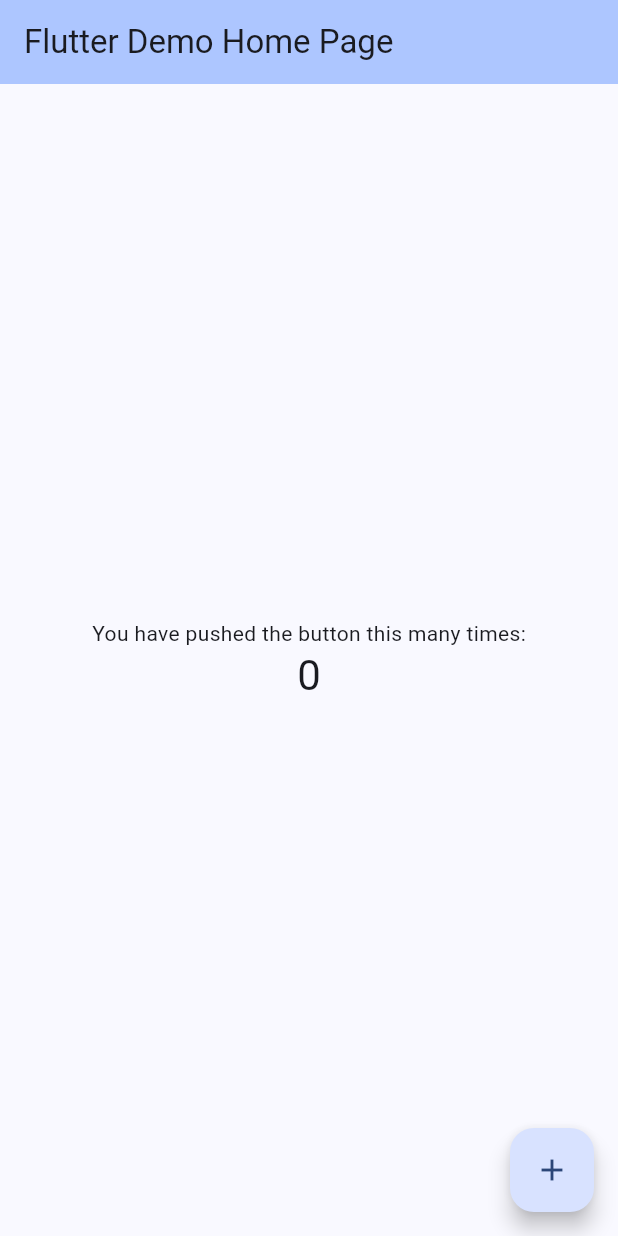
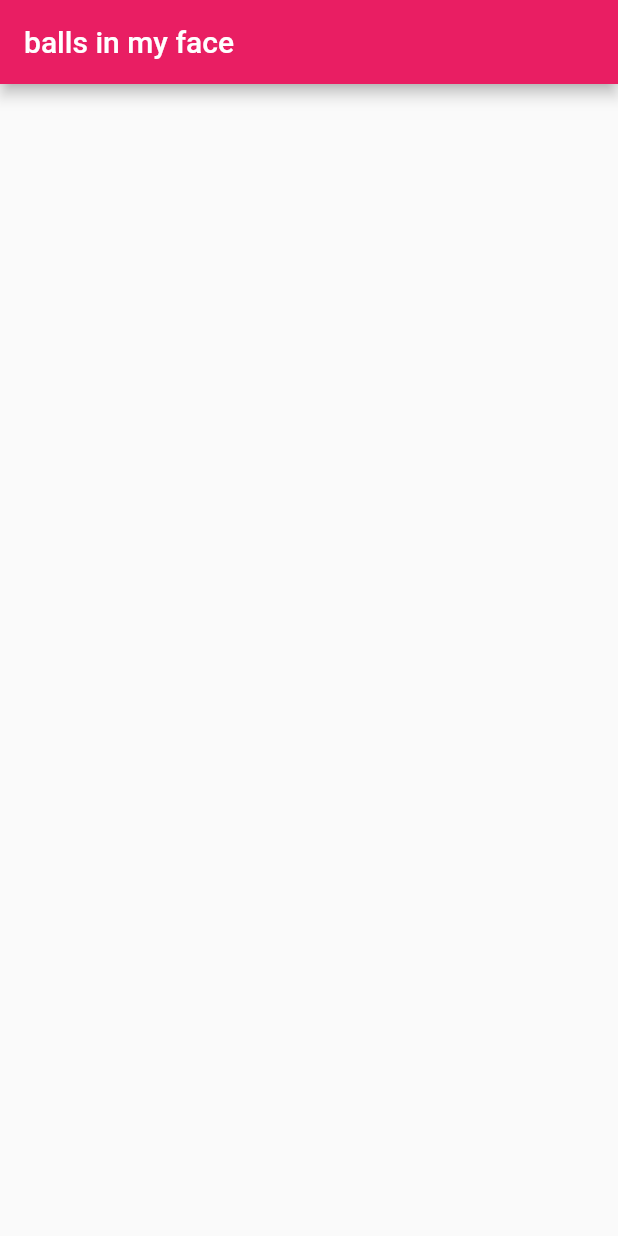
Before and after one commit to lukesorvik/Flutter-app-workinprogress, a Flutter app: the screen it shows after launch, on a phone screen of 412 x 824 dp. Run offline on Flutter 3.47's test engine with Material 2 defaults, Android fonts, the phone set to English and light mode, and no system bars.

Commit message:
desktop added

```diff
--- a/lib/main.dart
+++ b/lib/main.dart
@@ -1,125 +1,22 @@
-import 'package:flutter/material.dart';
+import 'package:flutter/material.dart'; //widgets that let you mess with app
+//prebuilt widgets
 
 void main() {
-  runApp(const MyApp());
+  runApp(myApp());
 }
 
-class MyApp extends StatelessWidget {
-  const MyApp({super.key});
+//stateless widget that doesnt do anything
+class myApp extends StatelessWidget {
+  const myApp({super.key});
 
-  // This widget is the root of your application.
   @override
   Widget build(BuildContext context) {
     return MaterialApp(
-      title: 'Flutter Demo',
-      theme: ThemeData(
-        // This is the theme of your application.
-        //
-        // TRY THIS: Try running your application with "flutter run". You'll see
-        // the application has a blue toolbar. Then, without quitting the app,
-        // try changing the seedColor in the colorScheme below to Colors.green
-        // and then invoke "hot reload" (save your changes or press the "hot
-        // reload" button in a Flutter-supported IDE, or press "r" if you used
-        // the command line to start the app).
-        //
-        // Notice that the counter didn't reset back to zero; the application
-        // state is not lost during the reload. To reset the state, use hot
-        // restart instead.
-        //
-        // This works for code too, not just values: Most code changes can be
-        // tested with just a hot reload.
-        colorScheme: ColorScheme.fromSeed(seedColor: Colors.blueAccent),
-        useMaterial3: true,
+        home: Scaffold(
+      appBar: AppBar(
+        backgroundColor: Colors.pink,
+        title: const Text("balls in my face"),
       ),
-      home: const MyHomePage(title: 'Flutter Demo Home Page'),
-    );
+    ));
   }
 }
-
-class MyHomePage extends StatefulWidget {
-  const MyHomePage({super.key, required this.title});
-
-  // This widget is the home page of your application. It is stateful, meaning
-  // that it has a State object (defined below) that contains fields that affect
-  // how it looks.
-
-  // This class is the configuration for the state. It holds the values (in this
-  // case the title) provided by the parent (in this case the App widget) and
-  // used by the build method of the State. Fields in a Widget subclass are
-  // always marked "final".
-
-  final String title;
-
-  @override
-  State<MyHomePage> createState() => _MyHomePageState();
-}
-
-class _MyHomePageState extends State<MyHomePage> {
-  int _counter = 0;
-
-  void _incrementCounter() {
-    setState(() {
-      // This call to setState tells the Flutter framework that something has
-      // changed in this State, which causes it to rerun the build method below
-      // so that the display can reflect the updated values. If we changed
-      // _counter without calling setState(), then the build method would not be
-      // called again, and so nothing would appear to happen.
-      _counter++;
-    });
-  }
-
-  @override
-  Widget build(BuildContext context) {
-    // This method is rerun every time setState is called, for instance as done
-    // by the _incrementCounter method above.
-    //
-    // The Flutter framework has been optimized to make rerunning build methods
-    // fast, so that you can just rebuild anything that needs updating rather
-    // than having to individually change instances of widgets.
-    return Scaffold(
-      appBar: AppBar(
-        // TRY THIS: Try changing the color here to a specific color (to
-        // Colors.amber, perhaps?) and trigger a hot reload to see the AppBar
-        // change color while the other colors stay the same.
-        backgroundColor: Theme.of(context).colorScheme.inversePrimary,
-        // Here we take the value from the MyHomePage object that was created by
-        // the App.build method, and use it to set our appbar title.
-        title: Text(widget.title),
-      ),
-      body: Center(
-        // Center is a layout widget. It takes a single child and positions it
-        // in the middle of the parent.
-        child: Column(
-          // Column is also a layout widget. It takes a list of children and
-          // arranges them vertically. By default, it sizes itself to fit its
-          // children horizontally, and tries to be as tall as its parent.
-          //
-          // Column has various properties to control how it sizes itself and
-          // how it positions its children. Here we use mainAxisAlignment to
-          // center the children vertically; the main axis here is the vertical
-          // axis because Columns are vertical (the cross axis would be
-          // horizontal).
-          //
-          // TRY THIS: Invoke "debug painting" (choose the "Toggle Debug Paint"
-          // action in the IDE, or press "p" in the console), to see the
-          // wireframe for each widget.
-          mainAxisAlignment: MainAxisAlignment.center,
-          children: <Widget>[
-            const Text(
-              'You have pushed the button this many times:',
-            ),
-            Text(
-              '$_counter',
-              style: Theme.of(context).textTheme.headlineMedium,
-            ),
-          ],
-        ),
-      ),
-      floatingActionButton: FloatingActionButton(
-        onPressed: _incrementCounter,
-        tooltip: 'Increment',
-        child: const Icon(Icons.add),
-      ), // This trailing comma makes auto-formatting nicer for build methods.
-    );
-  }
-}
```
